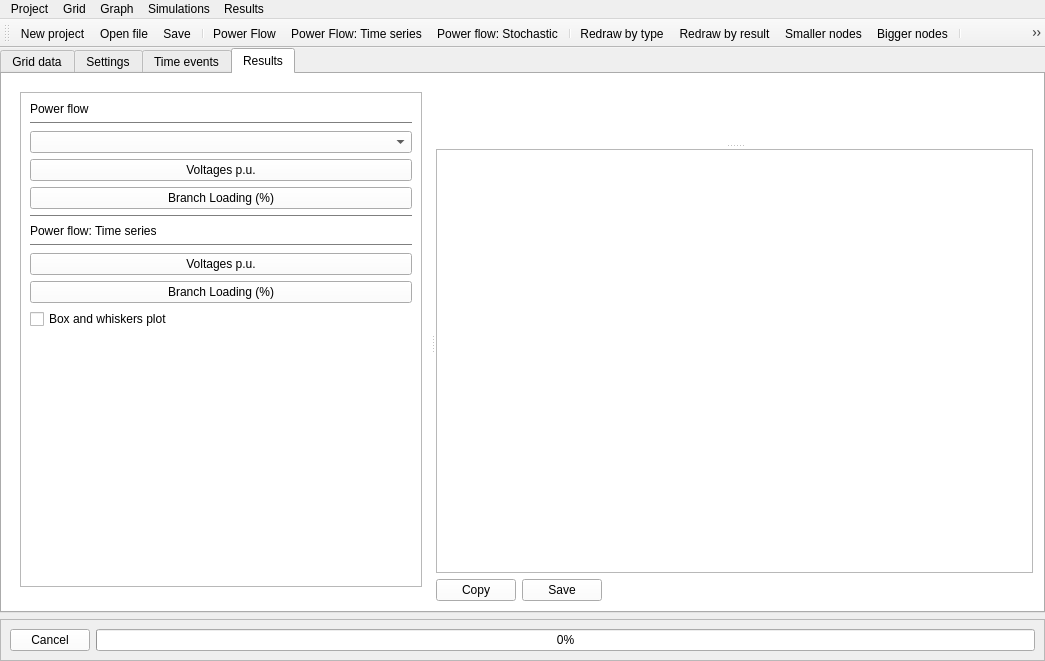
Old version of the form GUI/main_gui/gui.ui in the repository SanPen/GridCal.
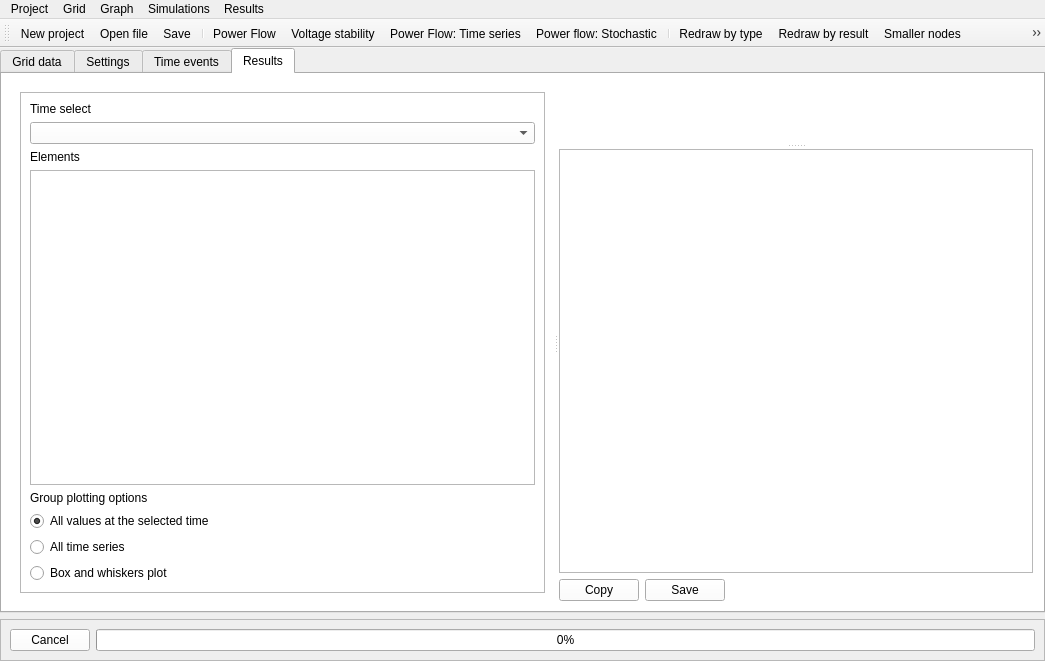
New version of the form. The open tabs and pages were chosen to show the change. Icons and pictures are not drawn. Custom widgets are drawn as their Qt base class.

Commit message: Added new results access structure added the voltage stability function

```diff
--- a/GUI/main_gui/gui.ui
+++ b/GUI/main_gui/gui.ui
@@ -1194,16 +1194,9 @@
               </property>
               <layout class="QVBoxLayout" name="verticalLayout_11">
                <item>
-                <widget class="QLabel" name="label_2">
+                <widget class="QLabel" name="label_15">
                  <property name="text">
-                  <string>Power flow</string>
-                 </property>
-                </widget>
-               </item>
-               <item>
-                <widget class="Line" name="line_4">
-                 <property name="orientation">
-                  <enum>Qt::Horizontal</enum>
+                  <string>Time select</string>
                  </property>
                 </widget>
                </item>
@@ -1211,87 +1204,49 @@
                 <widget class="QComboBox" name="results_time_selection_comboBox"/>
                </item>
                <item>
-                <widget class="QPushButton" name="per_unit_voltages_Button">
+                <widget class="QLabel" name="label_16">
                  <property name="text">
-                  <string>Voltages p.u.</string>
+                  <string>Elements</string>
                  </property>
                 </widget>
                </item>
                <item>
-                <widget class="QPushButton" name="branches_loading_Button">
-                 <property name="text">
-                  <string>Branch Loading (%)</string>
-                 </property>
-                </widget>
+                <widget class="QTreeView" name="results_treeView"/>
                </item>
                <item>
-                <widget class="Line" name="line_6">
-                 <property name="orientation">
-                  <enum>Qt::Horizontal</enum>
+                <widget class="QLabel" name="label_2">
+                 <property name="text">
+                  <string>Group plotting options</string>
                  </property>
                 </widget>
                </item>
                <item>
-                <widget class="QLabel" name="label_7">
+                <widget class="QRadioButton" name="values_at_t_radioButton">
                  <property name="text">
-                  <string>Power flow: Time series</string>
+                  <string>All values at the selected time</string>
                  </property>
-                </widget>
-               </item>
-               <item>
-                <widget class="Line" name="line_5">
-                 <property name="orientation">
-                  <enum>Qt::Horizontal</enum>
+                 <property name="checked">
+                  <bool>true</bool>
                  </property>
                 </widget>
                </item>
                <item>
-                <widget class="QPushButton" name="per_unit_voltages_series_Button">
+                <widget class="QRadioButton" name="all_values_radioButton">
                  <property name="text">
-                  <string>Voltages p.u.</string>
+                  <string>All time series</string>
                  </property>
                 </widget>
                </item>
                <item>
-                <widget class="QPushButton" name="branches_loading_series_Button">
-                 <property name="text">
-                  <string>Branch Loading (%)</string>
-                 </property>
-                </widget>
-               </item>
-               <item>
-                <widget class="QCheckBox" name="boxplot_checkbox">
+                <widget class="QRadioButton" name="box_whiskers_radioButton">
                  <property name="text">
                   <string>Box and whiskers plot</string>
                  </property>
                 </widget>
                </item>
-               <item>
-                <spacer name="verticalSpacer_2">
-                 <property name="orientation">
-                  <enum>Qt::Vertical</enum>
-                 </property>
-                 <property name="sizeHint" stdset="0">
-                  <size>
-                   <width>20</width>
-                   <height>40</height>
-                  </size>
-                 </property>
-                </spacer>
-               </item>
               </layout>
              </widget>
             </item>
-            <item row="1" column="0">
-             <widget class="QFrame" name="frame_11">
-              <property name="frameShape">
-               <enum>QFrame::StyledPanel</enum>
-              </property>
-              <property name="frameShadow">
-               <enum>QFrame::Raised</enum>
-              </property>
-             </widget>
-            </item>
            </layout>
           </widget>
           <widget class="QSplitter" name="splitter">
@@ -1434,6 +1389,7 @@
     <addaction name="actionPower_Flow_Time_series"/>
     <addaction name="actionPower_flow_Stochastic"/>
     <addaction name="actionBlackout"/>
+    <addaction name="actionVoltage_stability"/>
    </widget>
    <widget class="QMenu" name="menuResults">
     <property name="title">
@@ -1485,6 +1441,7 @@
    <addaction name="actionSave"/>
    <addaction name="separator"/>
    <addaction name="actionPower_flow"/>
+   <addaction name="actionVoltage_stability"/>
    <addaction name="actionPower_Flow_Time_series"/>
    <addaction name="actionPower_flow_Stochastic"/>
    <addaction name="separator"/>
@@ -1801,6 +1758,15 @@
     <string>Redraw by result</string>
    </property>
   </action>
+  <action name="actionVoltage_stability">
+   <property name="icon">
+    <iconset resource="icons.qrc">
+     <normaloff>:/file/continuation_power_flow.svg</normaloff>:/file/continuation_power_flow.svg</iconset>
+   </property>
+   <property name="text">
+    <string>Voltage stability</string>
+   </property>
+  </action>
  </widget>
  <customwidgets>
   <customwidget>
```
The commit also changes 9 other files.
